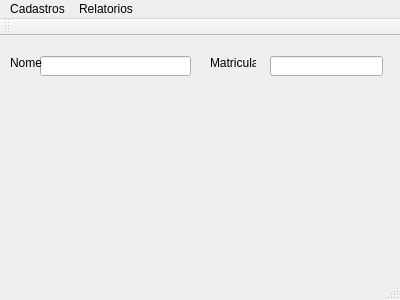
First picture: the form in Geovani/mainwindows.ui, repository UnPComp2013/Grupo5, before the edit.
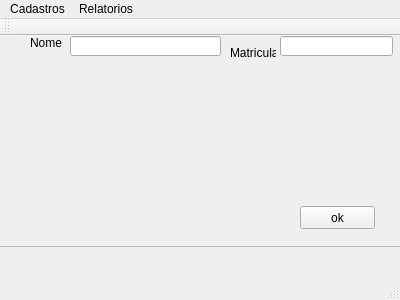
Second picture: the form after the edit.

The edit to the form file:
```diff
--- a/Geovani/mainwindows.ui
+++ b/Geovani/mainwindows.ui
@@ -14,33 +14,38 @@
    <string>MainWindow</string>
   </property>
   <widget class="QWidget" name="centralWidget">
+   <widget class="QFrame" name="frame_InclusaoProf">
+    <property name="enabled">
+     <bool>true</bool>
+    </property>
+    <property name="geometry">
+     <rect>
+      <x>-10</x>
+      <y>-10</y>
+      <width>411</width>
+      <height>221</height>
+     </rect>
+    </property>
+    <property name="frameShape">
+     <enum>QFrame::StyledPanel</enum>
+    </property>
+    <property name="frameShadow">
+     <enum>QFrame::Raised</enum>
+    </property>
    <widget class="QLineEdit" name="lineEdit">
     <property name="geometry">
      <rect>
-      <x>40</x>
-      <y>20</y>
+       <x>80</x>
+       <y>10</y>
       <width>151</width>
       <height>20</height>
      </rect>
     </property>
    </widget>
-   <widget class="QLabel" name="label">
-    <property name="geometry">
-     <rect>
-      <x>10</x>
-      <y>20</y>
-      <width>46</width>
-      <height>13</height>
-     </rect>
-    </property>
-    <property name="text">
-     <string>Nome</string>
-    </property>
-   </widget>
    <widget class="QLabel" name="label_2">
     <property name="geometry">
      <rect>
-      <x>210</x>
+       <x>240</x>
       <y>20</y>
       <width>46</width>
       <height>13</height>
@@ -53,12 +58,39 @@
    <widget class="QLineEdit" name="lineEdit_2">
     <property name="geometry">
      <rect>
-      <x>270</x>
-      <y>20</y>
+       <x>290</x>
+       <y>10</y>
       <width>113</width>
       <height>20</height>
      </rect>
     </property>
+    </widget>
+    <widget class="QLabel" name="label">
+     <property name="geometry">
+      <rect>
+       <x>40</x>
+       <y>10</y>
+       <width>46</width>
+       <height>13</height>
+      </rect>
+     </property>
+     <property name="text">
+      <string>Nome</string>
+     </property>
+    </widget>
+    <widget class="QPushButton" name="pushButton">
+     <property name="geometry">
+      <rect>
+       <x>310</x>
+       <y>180</y>
+       <width>75</width>
+       <height>23</height>
+      </rect>
+     </property>
+     <property name="text">
+      <string>ok</string>
+     </property>
+    </widget>
    </widget>
   </widget>
   <widget class="QToolBar" name="mainToolBar">
```
Left out of the diff: 4 changed lines with no effect on the pictures. Lines whose indentation alone changed are shown as unchanged.
